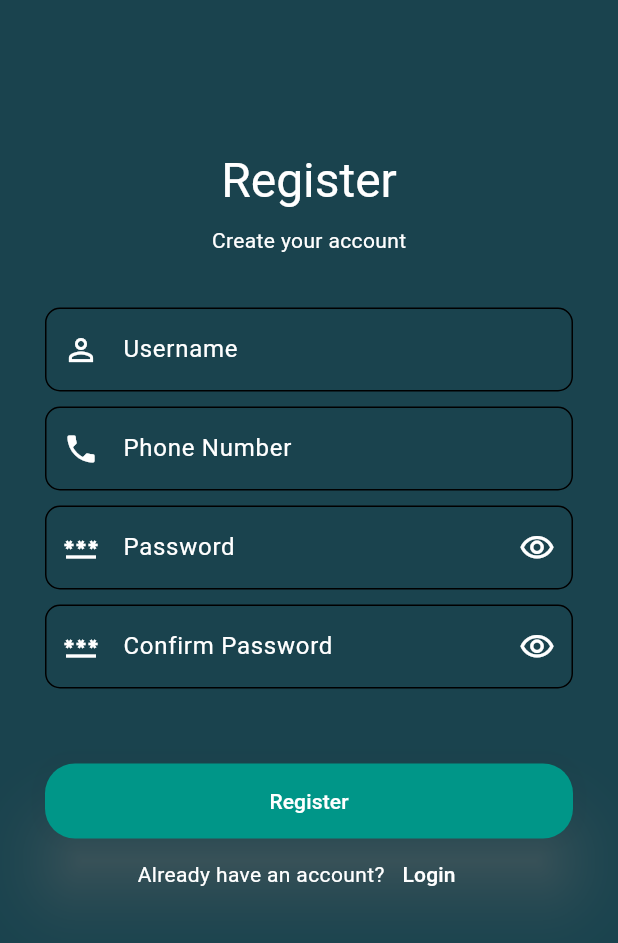
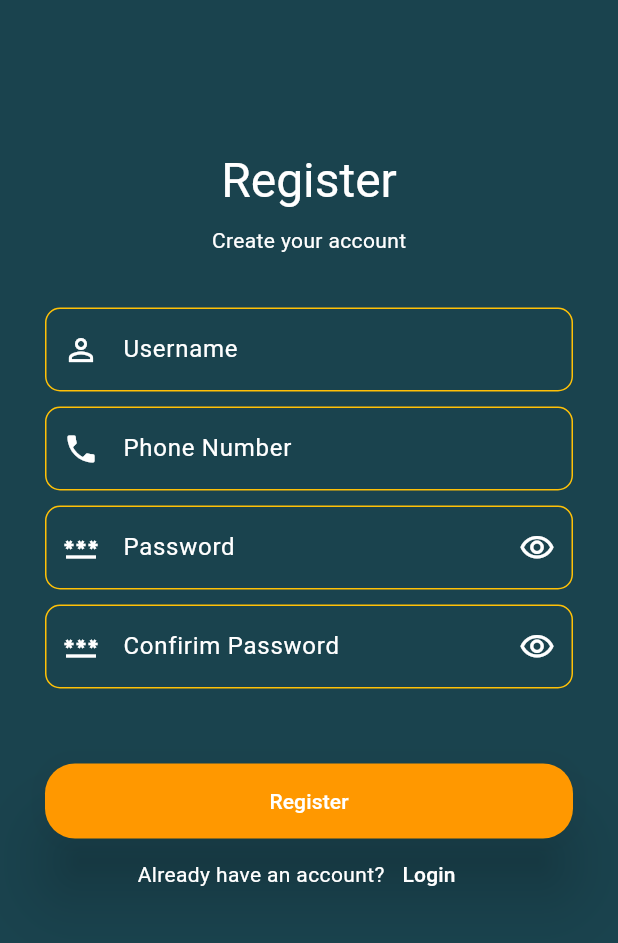
Before and after one commit to PaDiSHaXxX-DeV/TeachMe, a Flutter app: the screen it shows after launch, after a tap on "Login", after a tap on "Signup", on a phone screen of 412 x 824 dp. Shown: the top 943 px of the screen. Run offline on Flutter 3.47's test engine with Material 3 defaults, Android fonts, the phone set to English and light mode, and no system bars; our stand-ins replace bloc, email_validator, equatable, flutter_bloc, hive_flutter, image_picker and 3 more; accounts and stored records are empty.

Commit message:
fixed small problems

```diff
--- a/lib/pages/auth/sign_in.dart
+++ b/lib/pages/auth/sign_in.dart
@@ -26,7 +26,7 @@ class _LoginState extends State<Login> {
   @override
   Widget build(BuildContext context) {
     if (_boxLogin.get("loginStatus") ?? false) {
-      return TabBox();
+      return const TabBox();
     }
 
     return Scaffold(
@@ -57,21 +57,27 @@ class _LoginState extends State<Login> {
               TextFormField(
                 controller: _controllerUsername,
                 keyboardType: TextInputType.name,
-                decoration: InputDecoration(
-                  labelText: "Username",
-                  labelStyle: const TextStyle(color: Colors.white),
+                style: const TextStyle(
+                  color: Colors.white,
+                ),
+                decoration: const InputDecoration(
+                  labelStyle: TextStyle(color: Colors.white),
+                  labelText: 'Username',
                   prefixIcon:
-                      const Icon(Icons.person_outline, color: Colors.white),
+                   Icon(Icons.person_outline, color: Colors.white),
                   border: OutlineInputBorder(
-                    borderRadius: BorderRadius.circular(10),
-                    borderSide: const BorderSide(color: Colors.white),
+                    borderSide: BorderSide(color: Colors.white),
+                  ),
+                  focusedBorder: OutlineInputBorder(
+                    borderSide: BorderSide(color: Colors.white),
                   ),
                   enabledBorder: OutlineInputBorder(
-                    borderRadius: BorderRadius.circular(10),
-                    borderSide: const BorderSide(color: Colors.white),
+                    borderSide: BorderSide(color: Colors.amber),
+                  ),
+                  disabledBorder: OutlineInputBorder(
+                    borderSide: BorderSide(color: Colors.amber),
                   ),
                 ),
-                style: const TextStyle(color: Colors.white),
                 cursorColor: Colors.white,
                 onEditingComplete: () => _focusNodePassword.requestFocus(),
                 validator: (String? value) {
@@ -90,11 +96,14 @@ class _LoginState extends State<Login> {
                 focusNode: _focusNodePassword,
                 obscureText: _obscurePassword,
                 keyboardType: TextInputType.visiblePassword,
-                decoration: InputDecoration(
-                  labelText: "Password",
+                style: const TextStyle(
+                  color: Colors.white,
+                ),
+                decoration:  InputDecoration(
                   labelStyle: const TextStyle(color: Colors.white),
+                  labelText: 'Password',
                   prefixIcon:
-                      const Icon(Icons.password_outlined, color: Colors.white),
+                   const Icon(Icons.password_outlined, color: Colors.white),
                   suffixIcon: IconButton(
                     onPressed: () {
                       setState(() {
@@ -103,21 +112,23 @@ class _LoginState extends State<Login> {
                     },
                     icon: _obscurePassword
                         ? const Icon(Icons.visibility_outlined,
-                            color: Colors.white)
+                        color: Colors.white)
                         : const Icon(Icons.visibility_off_outlined,
-                            color: Colors.white),
+                        color: Colors.white),
                   ),
-                  border: OutlineInputBorder(
-                    borderRadius: BorderRadius.circular(10),
-                    borderSide: const BorderSide(color: Colors.white),
+                  border: const OutlineInputBorder(
+                    borderSide: BorderSide(color: Colors.white),
                   ),
-                  enabledBorder: OutlineInputBorder(
-                    borderRadius: BorderRadius.circular(10),
-                    borderSide: const BorderSide(color: Colors.white),
+                  focusedBorder: const OutlineInputBorder(
+                    borderSide: BorderSide(color: Colors.white),
                   ),
-                ),
-                style: const TextStyle(
-                    color: Colors.white), // Set text color to white
+                  enabledBorder: const OutlineInputBorder(
+                    borderSide: BorderSide(color: Colors.amber),
+                  ),
+                  disabledBorder: const OutlineInputBorder(
+                    borderSide: BorderSide(color: Colors.amber),
+                  ),
+                ), // Set text color to white
                 cursorColor: Colors.white, // Set cursor color to white
                 validator: (String? value) {
                   if (value == null || value.isEmpty) {
@@ -134,7 +145,8 @@ class _LoginState extends State<Login> {
                 children: [
                   ElevatedButton(
                     style: ElevatedButton.styleFrom(
-                      backgroundColor: Colors.teal,
+                      shadowColor: const Color(0xFF1A434E),
+                      backgroundColor: Colors.orange,
                       minimumSize: const Size.fromHeight(50),
                       shape: RoundedRectangleBorder(
                         borderRadius: BorderRadius.circular(20),
@@ -149,7 +161,7 @@ class _LoginState extends State<Login> {
                           context,
                           MaterialPageRoute(
                             builder: (context) {
-                              return TabBox();
+                              return const TabBox();
                             },
                           ),
                         );
--- a/lib/pages/auth/sing_up.dart
+++ b/lib/pages/auth/sing_up.dart
@@ -59,13 +59,22 @@ class _SignupState extends State<Signup> {
                       const Icon(Icons.person_outline, color: Colors.white),
                   border: OutlineInputBorder(
                     borderRadius: BorderRadius.circular(10),
+                    borderSide: const BorderSide(color: Colors.white),
+                  ),
+                  focusedBorder: OutlineInputBorder(
+                    borderRadius: BorderRadius.circular(10),
+                    borderSide: const BorderSide(color: Colors.white),
                   ),
                   enabledBorder: OutlineInputBorder(
                     borderRadius: BorderRadius.circular(10),
+                    borderSide: const BorderSide(color: Colors.amber),
                   ),
-                  labelStyle: TextStyle(color: Colors.white),
+                  disabledBorder: const OutlineInputBorder(
+                    borderSide: BorderSide(color: Colors.amber),
+                  ),
+                  labelStyle: const TextStyle(color: Colors.white),
                 ),
-                style: TextStyle(color: Colors.white),
+                style: const TextStyle(color: Colors.white),
                 validator: (String? value) {
                   if (value == null || value.isEmpty) {
                     return "Please enter username.";
@@ -86,13 +95,22 @@ class _SignupState extends State<Signup> {
                   prefixIcon: const Icon(Icons.phone, color: Colors.white),
                   border: OutlineInputBorder(
                     borderRadius: BorderRadius.circular(10),
+                    borderSide: const BorderSide(color: Colors.white),
+                  ),
+                  focusedBorder: OutlineInputBorder(
+                    borderRadius: BorderRadius.circular(10),
+                    borderSide: const BorderSide(color: Colors.white),
                   ),
                   enabledBorder: OutlineInputBorder(
                     borderRadius: BorderRadius.circular(10),
+                    borderSide: const BorderSide(color: Colors.amber),
                   ),
-                  labelStyle: TextStyle(color: Colors.white),
+                  disabledBorder: const OutlineInputBorder(
+                    borderSide: BorderSide(color: Colors.amber),
+                  ),
+                  labelStyle: const TextStyle(color: Colors.white),
                 ),
-                style: TextStyle(color: Colors.white),
+                style: const TextStyle(color: Colors.white),
                 validator: (String? value) {
                   if (value == null || value.isEmpty) {
                     return "Please enter phone number.";
@@ -109,8 +127,12 @@ class _SignupState extends State<Signup> {
                 obscureText: _obscurePassword,
                 focusNode: _focusNodePassword,
                 keyboardType: TextInputType.visiblePassword,
+                style: const TextStyle(
+                  color: Colors.white,
+                ),
                 decoration: InputDecoration(
-                  labelText: "Password",
+                  labelStyle: const TextStyle(color: Colors.white),
+                  labelText: 'Password',
                   prefixIcon:
                       const Icon(Icons.password_outlined, color: Colors.white),
                   suffixIcon: IconButton(
@@ -126,13 +148,20 @@ class _SignupState extends State<Signup> {
                               color: Colors.white)),
                   border: OutlineInputBorder(
                     borderRadius: BorderRadius.circular(10),
+                    borderSide: const BorderSide(color: Colors.white),
+                  ),
+                  focusedBorder: OutlineInputBorder(
+                    borderRadius: BorderRadius.circular(10),
+                    borderSide: const BorderSide(color: Colors.white),
                   ),
                   enabledBorder: OutlineInputBorder(
                     borderRadius: BorderRadius.circular(10),
+                    borderSide: const BorderSide(color: Colors.amber),
                   ),
-                  labelStyle: TextStyle(color: Colors.white),
+                  disabledBorder: const OutlineInputBorder(
+                    borderSide: BorderSide(color: Colors.amber),
+                  ),
                 ),
-                style: TextStyle(color: Colors.white),
                 validator: (String? value) {
                   if (value == null || value.isEmpty) {
                     return "Please enter password.";
@@ -150,8 +179,12 @@ class _SignupState extends State<Signup> {
                 obscureText: _obscurePassword,
                 focusNode: _focusNodeConfirmPassword,
                 keyboardType: TextInputType.visiblePassword,
+                style: const TextStyle(
+                  color: Colors.white,
+                ),
                 decoration: InputDecoration(
-                  labelText: "Confirm Password",
+                  labelStyle: const TextStyle(color: Colors.white),
+                  labelText: 'Confirim Password',
                   prefixIcon:
                       const Icon(Icons.password_outlined, color: Colors.white),
                   suffixIcon: IconButton(
@@ -167,13 +200,20 @@ class _SignupState extends State<Signup> {
                               color: Colors.white)),
                   border: OutlineInputBorder(
                     borderRadius: BorderRadius.circular(10),
+                    borderSide: const BorderSide(color: Colors.white),
+                  ),
+                  focusedBorder: OutlineInputBorder(
+                    borderRadius: BorderRadius.circular(10),
+                    borderSide: const BorderSide(color: Colors.white),
                   ),
                   enabledBorder: OutlineInputBorder(
                     borderRadius: BorderRadius.circular(10),
+                    borderSide: const BorderSide(color: Colors.amber),
                   ),
-                  labelStyle: TextStyle(color: Colors.white),
+                  disabledBorder: const OutlineInputBorder(
+                    borderSide: BorderSide(color: Colors.amber),
+                  ),
                 ),
-                style: TextStyle(color: Colors.white),
                 validator: (String? value) {
                   if (value == null || value.isEmpty) {
                     return "Please enter password.";
@@ -188,7 +228,8 @@ class _SignupState extends State<Signup> {
                 children: [
                   ElevatedButton(
                     style: ElevatedButton.styleFrom(
-                      backgroundColor: Colors.teal,
+                      shadowColor: const Color(0xFF1A434E),
+                      backgroundColor: Colors.orange,
                       minimumSize: const Size.fromHeight(50),
                       shape: RoundedRectangleBorder(
                         borderRadius: BorderRadius.circular(20),
@@ -204,8 +245,7 @@ class _SignupState extends State<Signup> {
                         ScaffoldMessenger.of(context).showSnackBar(
                           SnackBar(
                             width: 200,
-                            backgroundColor:
-                                Colors.white,
+                            backgroundColor: Colors.white,
                             shape: RoundedRectangleBorder(
                               borderRadius: BorderRadius.circular(10),
                             ),
```
